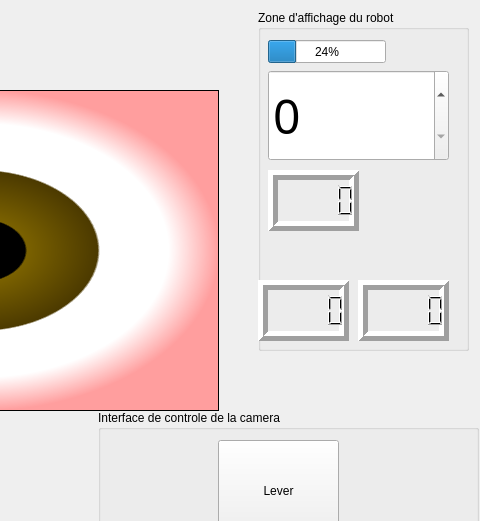
Above: WiFiBot/mainwindow.ui from Federdispi/WiFiBot before the change; both pictures show x 492 to 972 and y 0 to 521 of the 972 by 781 pixel window. Below: the same form after it.
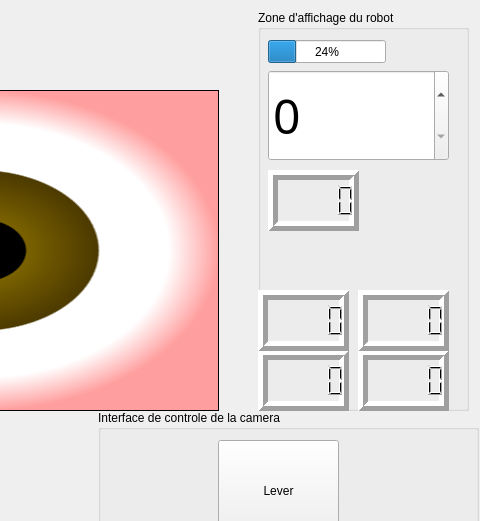
That is the form after the change.

The edit to the form file:
```diff
--- a/WiFiBot/mainwindow.ui
+++ b/WiFiBot/mainwindow.ui
@@ -55,7 +55,7 @@
       <x>750</x>
       <y>10</y>
       <width>211</width>
-      <height>341</height>
+      <height>401</height>
      </rect>
     </property>
     <property name="title">
@@ -140,7 +140,7 @@
      <property name="geometry">
       <rect>
        <x>100</x>
-       <y>270</y>
+       <y>340</y>
        <width>91</width>
        <height>61</height>
       </rect>
@@ -171,7 +171,69 @@
      <property name="geometry">
       <rect>
        <x>0</x>
-       <y>270</y>
+       <y>340</y>
+       <width>91</width>
+       <height>61</height>
+      </rect>
+     </property>
+     <property name="sizePolicy">
+      <sizepolicy hsizetype="Minimum" vsizetype="Minimum">
+       <horstretch>0</horstretch>
+       <verstretch>0</verstretch>
+      </sizepolicy>
+     </property>
+     <property name="font">
+      <font>
+       <family>Tw Cen MT Condensed Extra Bold</family>
+       <pointsize>36</pointsize>
+      </font>
+     </property>
+     <property name="focusPolicy">
+      <enum>Qt::NoFocus</enum>
+     </property>
+     <property name="layoutDirection">
+      <enum>Qt::LeftToRight</enum>
+     </property>
+     <property name="lineWidth">
+      <number>5</number>
+     </property>
+    </widget>
+    <widget class="QLCDNumber" name="ir_AvD">
+     <property name="geometry">
+      <rect>
+       <x>100</x>
+       <y>280</y>
+       <width>91</width>
+       <height>61</height>
+      </rect>
+     </property>
+     <property name="sizePolicy">
+      <sizepolicy hsizetype="Minimum" vsizetype="Minimum">
+       <horstretch>0</horstretch>
+       <verstretch>0</verstretch>
+      </sizepolicy>
+     </property>
+     <property name="font">
+      <font>
+       <family>Tw Cen MT Condensed Extra Bold</family>
+       <pointsize>36</pointsize>
+      </font>
+     </property>
+     <property name="focusPolicy">
+      <enum>Qt::NoFocus</enum>
+     </property>
+     <property name="layoutDirection">
+      <enum>Qt::LeftToRight</enum>
+     </property>
+     <property name="lineWidth">
+      <number>5</number>
+     </property>
+    </widget>
+    <widget class="QLCDNumber" name="ir_AvG">
+     <property name="geometry">
+      <rect>
+       <x>0</x>
+       <y>280</y>
        <width>91</width>
        <height>61</height>
       </rect>
```
Left out of the diff: 6 changed lines with no effect on the pictures.
